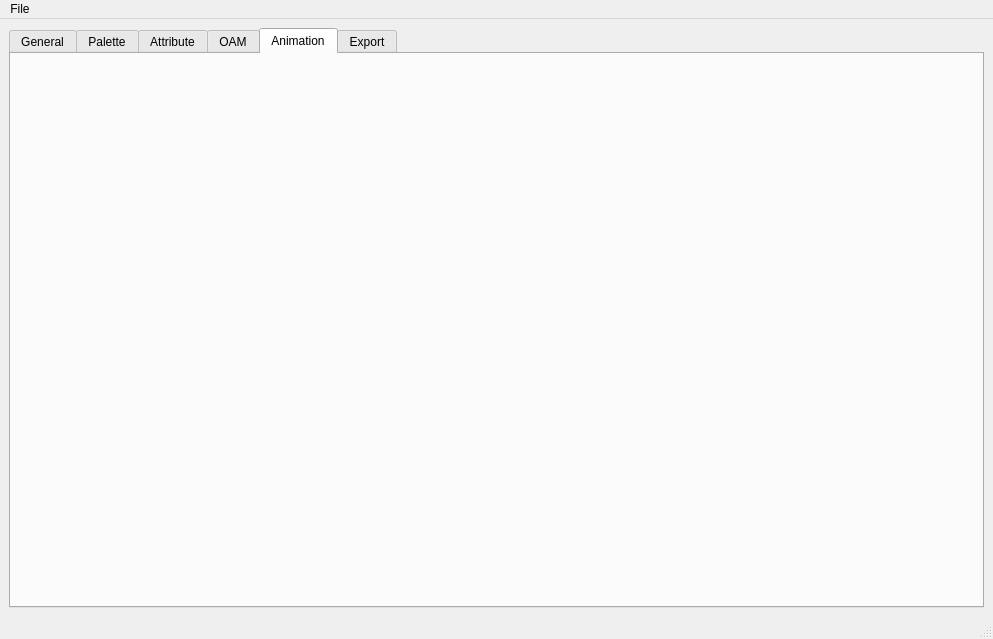
This is FamiScreen/mainwindow.ui in evgenykzz2/FamiTool as Qt 5 draws it before an edit. The edited form follows.
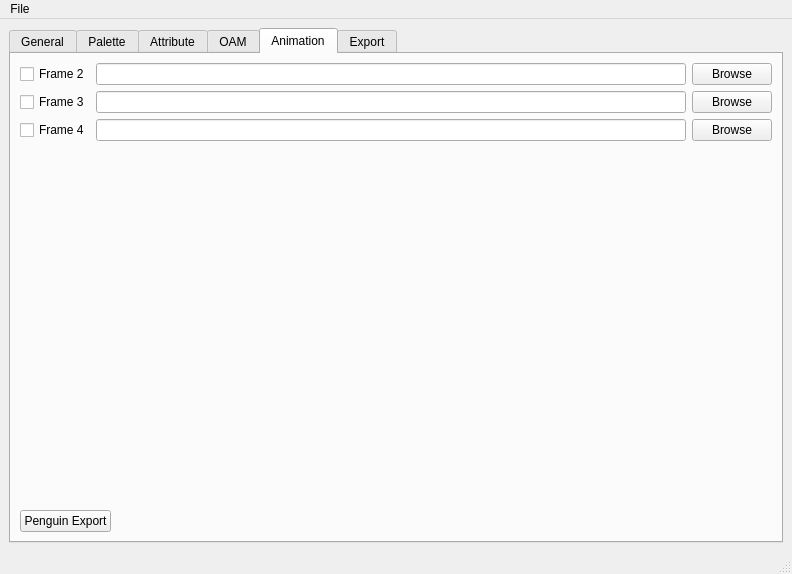
This is the edited form. The open tabs and pages were chosen to show the change.

What changed in the file:
```diff
--- a/FamiScreen/mainwindow.ui
+++ b/FamiScreen/mainwindow.ui
@@ -6,8 +6,8 @@
    <rect>
     <x>0</x>
     <y>0</y>
-    <width>993</width>
-    <height>639</height>
+    <width>792</width>
+    <height>574</height>
    </rect>
   </property>
   <property name="windowTitle">
@@ -1569,6 +1569,103 @@
        <attribute name="title">
         <string>Animation</string>
        </attribute>
+       <layout class="QVBoxLayout" name="verticalLayout_7">
+        <item>
+         <layout class="QGridLayout" name="gridLayout_4">
+          <item row="0" column="0">
+           <widget class="QCheckBox" name="checkBox_animation_frame2">
+            <property name="text">
+             <string>Frame 2</string>
+            </property>
+           </widget>
+          </item>
+          <item row="1" column="1">
+           <widget class="QLineEdit" name="lineEdit_animation_browse3"/>
+          </item>
+          <item row="1" column="0">
+           <widget class="QCheckBox" name="checkBox_animation_frame3">
+            <property name="text">
+             <string>Frame 3</string>
+            </property>
+           </widget>
+          </item>
+          <item row="1" column="2">
+           <widget class="QPushButton" name="btn_animation_browse3">
+            <property name="text">
+             <string>Browse</string>
+            </property>
+           </widget>
+          </item>
+          <item row="0" column="2">
+           <widget class="QPushButton" name="btn_animation_browse2">
+            <property name="text">
+             <string>Browse</string>
+            </property>
+           </widget>
+          </item>
+          <item row="2" column="2">
+           <widget class="QPushButton" name="btn_animation_browse4">
+            <property name="text">
+             <string>Browse</string>
+            </property>
+           </widget>
+          </item>
+          <item row="2" column="1">
+           <widget class="QLineEdit" name="lineEdit_animation_browse4"/>
+          </item>
+          <item row="2" column="0">
+           <widget class="QCheckBox" name="checkBox_animation_frame3_2">
+            <property name="text">
+             <string>Frame 4</string>
+            </property>
+           </widget>
+          </item>
+          <item row="0" column="1">
+           <widget class="QLineEdit" name="lineEdit_animation_browse2"/>
+          </item>
+         </layout>
+        </item>
+        <item>
+         <spacer name="verticalSpacer_6">
+          <property name="orientation">
+           <enum>Qt::Vertical</enum>
+          </property>
+          <property name="sizeHint" stdset="0">
+           <size>
+            <width>20</width>
+            <height>387</height>
+           </size>
+          </property>
+         </spacer>
+        </item>
+        <item>
+         <layout class="QHBoxLayout" name="horizontalLayout_16">
+          <property name="topMargin">
+           <number>0</number>
+          </property>
+          <item>
+           <widget class="QPushButton" name="btn_penguin_export">
+            <property name="text">
+             <string>Penguin Export</string>
+            </property>
+           </widget>
+          </item>
+          <item>
+           <spacer name="horizontalSpacer_11">
+            <property name="orientation">
+             <enum>Qt::Horizontal</enum>
+            </property>
+            <property name="sizeHint" stdset="0">
+             <size>
+              <width>40</width>
+              <height>20</height>
+             </size>
+            </property>
+           </spacer>
+          </item>
+         </layout>
+        </item>
+       </layout>
       </widget>
       <widget class="QWidget" name="tab_export">
        <attribute name="title">
@@ -1677,7 +1774,7 @@
     <rect>
      <x>0</x>
      <y>0</y>
-     <width>993</width>
+     <width>792</width>
      <height>22</height>
     </rect>
    </property>
```
Left out of the diff: 45 changed lines with no effect on the pictures.
